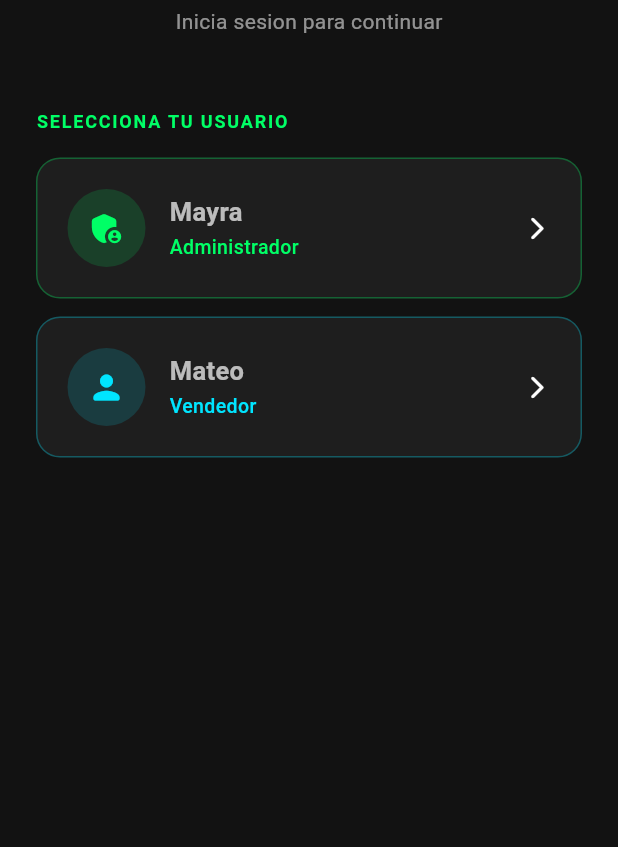
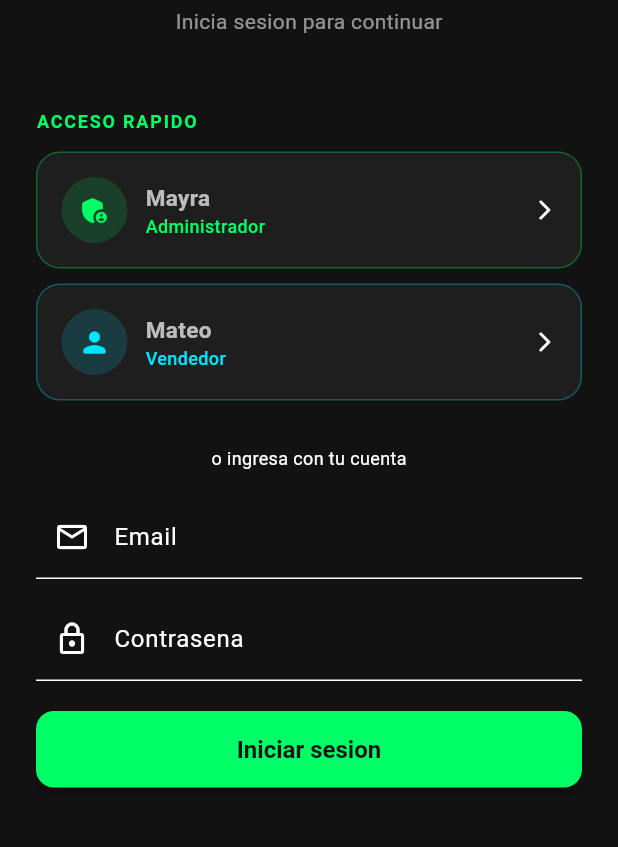
Before and after one commit to ccamilor/super_motos, a Flutter app: the screen it shows after launch, on a phone screen of 412 x 824 dp, the part 276-1123 px from its top. Run offline on Flutter 3.47's test engine with Material 3 defaults, Android fonts, the phone set to English and light mode, and no system bars; our stand-ins replace csv, file_picker, isar, supabase_flutter, web; accounts and stored records are empty; generated files the repository leaves out were written again.

Commit message:
chore: add supabase_flutter + SupabaseService + update AGP to 8.9.1

```diff
--- /dev/null
+++ b/lib/core/services/supabase_service.dart
@@ -0,0 +1,67 @@
+import 'package:supabase_flutter/supabase_flutter.dart';
+import 'package:super_motos/core/enums/rol_usuario.dart';
+import 'package:super_motos/features/auth/domain/entities/usuario.dart';
+
+class SupabaseService {
+  SupabaseService._();
+  static final SupabaseService instance = SupabaseService._();
+
+  late final SupabaseClient _client;
+  bool _initialized = false;
+
+  SupabaseClient get client => _client;
+
+  static const String _supabaseUrl = 'https://skybcdetpah1btakusyf.supabase.co';
+  static const String _supabaseAnonKey = 'eyJhbGciOiJIUzI1NiIsInR5cCI6IkpXVCJ9.eyJpc3MiOiJzdXBhYmFzZSIsInJlZiI6InNreWJjZGV0cGFobGJ0YWt1c3lmIiwicm9sZSI6ImFub24iLCJpYXQiOjE3ODA1MTk3OTQsImV4cCI6MjA5NjA5NTc5NH0.QSPTCMpf1vlvEgVzgFDSDTm_lGk7Fa_VZr3zh_hzeDc';
+
+  Future<void> init() async {
+    if (_initialized) return;
+    await Supabase.initialize(url: _supabaseUrl, anonKey: _supabaseAnonKey);
+    _client = Supabase.instance.client;
+    _initialized = true;
+  }
+
+  bool get isAuthenticated => _client.auth.currentUser != null;
+
+  Future<Usuario?> signInWithEmail(String email, String password) async {
+    final response = await _client.auth.signInWithPassword(
+      email: email,
+      password: password,
+    );
+    if (response.user == null) return null;
+    return _getUsuarioFromUser(response.user!);
+  }
+
+  Future<Usuario?> signUp(String email, String password, String nombre, String rol) async {
+    final response = await _client.auth.signUp(
+      email: email,
+      password: password,
+      data: {
+        'nombre': nombre,
+        'rol': rol,
+      },
+    );
+    if (response.user == null) return null;
+    return _getUsuarioFromUser(response.user!);
+  }
+
+  Future<void> signOut() async {
+    await _client.auth.signOut();
+  }
+
+  Future<Usuario?> getCurrentUser() async {
+    final user = _client.auth.currentUser;
+    if (user == null) return null;
+    return _getUsuarioFromUser(user);
+  }
+
+  Usuario _getUsuarioFromUser(User user) {
+    final rolStr = user.userMetadata?['rol'] as String? ?? 'vendedor';
+    return Usuario(
+      id: int.tryParse(user.id.substring(0, 8), radix: 16) ?? 0,
+      nombre: user.userMetadata?['nombre'] as String? ?? user.email ?? 'Usuario',
+      email: user.email ?? '',
+      rol: rolStr == 'admin' ? RolUsuario.admin : RolUsuario.vendedor,
+    );
+  }
+}
--- a/lib/features/auth/presentation/pages/login_page.dart
+++ b/lib/features/auth/presentation/pages/login_page.dart
@@ -1,20 +1,81 @@
 import 'package:flutter/material.dart';
 import 'package:super_motos/core/enums/rol_usuario.dart';
 import 'package:super_motos/core/services/auth_session.dart';
+import 'package:super_motos/core/services/supabase_service.dart';
 import 'package:super_motos/features/auth/domain/entities/usuario.dart';
 
-class LoginPage extends StatelessWidget {
+class LoginPage extends StatefulWidget {
   const LoginPage({super.key});
+
+  @override
+  State<LoginPage> createState() => _LoginPageState();
+}
+
+class _LoginPageState extends State<LoginPage> {
+  final _formKey = GlobalKey<FormState>();
+  final _emailCtrl = TextEditingController();
+  final _passwordCtrl = TextEditingController();
+  final _supabase = SupabaseService.instance;
+
+  bool _isLoading = false;
+  String? _errorMessage;
+
+  static const List<_QuickUser> _quickUsers = [
+    _QuickUser(email: 'mayra@supermotos.com', password: 'super_motos2024', nombre: 'Mayra', rol: RolUsuario.admin),
+    _QuickUser(email: 'mateo@supermotos.com', password: 'super_motos2024', nombre: 'Mateo', rol: RolUsuario.vendedor),
+  ];
+
+  @override
+  void dispose() {
+    _emailCtrl.dispose();
+    _passwordCtrl.dispose();
+    super.dispose();
+  }
+
+  Future<void> _loginWithQuickUser(_QuickUser user) async {
+    _emailCtrl.text = user.email;
+    _passwordCtrl.text = user.password;
+    await _login();
+  }
+
+  Future<void> _login() async {
+    if (!_formKey.currentState!.validate()) return;
+
+    setState(() {
+      _isLoading = true;
+      _errorMessage = null;
+    });
+
+    try {
+      final usuario = await _supabase.signInWithEmail(
+        _emailCtrl.text.trim(),
+        _passwordCtrl.text,
+      );
+
+      if (usuario == null) {
+        setState(() => _errorMessage = 'Credenciales inválidas');
+        return;
+      }
+
+      if (!mounted) return;
+      AuthSession.instance.setUsuario(usuario);
+      Navigator.of(context).pushReplacementNamed('/home');
+    } catch (e) {
+      if (!mounted) return;
+      setState(() => _errorMessage = 'Error al iniciar sesión: ${e.toString()}');
+    } finally {
+      if (mounted) setState(() => _isLoading = false);
+    }
+  }
 
   @override
   Widget build(BuildContext context) {
     final theme = Theme.of(context);
     final colorScheme = theme.colorScheme;
-    final users = AuthSession.instance.hardcodedUsers;
 
     return Scaffold(
       body: SafeArea(
-        child: Padding(
+        child: SingleChildScrollView(
           padding: const EdgeInsets.symmetric(horizontal: 24),
           child: Column(
             crossAxisAlignment: CrossAxisAlignment.start,
@@ -47,7 +108,7 @@ class LoginPage extends StatelessWidget {
               ),
               const SizedBox(height: 48),
               Text(
-                'SELECCIONA TU USUARIO',
+                'ACCESO RAPIDO',
                 style: TextStyle(
                   color: colorScheme.primary,
                   fontSize: 12,
@@ -55,11 +116,90 @@ class LoginPage extends StatelessWidget {
                   letterSpacing: 1.2,
                 ),
               ),
+              const SizedBox(height: 12),
+              ..._quickUsers.map((u) => Padding(
+                padding: const EdgeInsets.only(bottom: 10),
+                child: _QuickUserCard(user: u, onTap: () => _loginWithQuickUser(u)),
+              )),
+              const SizedBox(height: 20),
+              Center(
+                child: Text(
+                  'o ingresa con tu cuenta',
+                  style: TextStyle(color: colorScheme.outlineVariant, fontSize: 12),
+                ),
+              ),
               const SizedBox(height: 16),
-              ...users.map((u) => Padding(
-                padding: const EdgeInsets.only(bottom: 12),
-                child: _UserCard(usuario: u),
-              )),
+              Form(
+                key: _formKey,
+                child: Column(
+                  children: [
+                    TextFormField(
+                      controller: _emailCtrl,
+                      keyboardType: TextInputType.emailAddress,
+                      decoration: const InputDecoration(
+                        labelText: 'Email',
+                        hintText: 'tu@email.com',
+                        prefixIcon: Icon(Icons.email_outlined),
+                      ),
+                      validator: (v) =>
+                          (v == null || v.trim().isEmpty) ? 'El email es obligatorio' : null,
+                    ),
+                    const SizedBox(height: 12),
+                    TextFormField(
+                      controller: _passwordCtrl,
+                      obscureText: true,
+                      decoration: const InputDecoration(
+                        labelText: 'Contrasena',
+                        hintText: '********',
+                        prefixIcon: Icon(Icons.lock_outlined),
+                      ),
+                      validator: (v) =>
+                          (v == null || v.isEmpty) ? 'La contrasena es obligatoria' : null,
+                    ),
+                    if (_errorMessage != null) ...[
+                      const SizedBox(height: 12),
+                      Container(
+                        padding: const EdgeInsets.all(12),
+                        decoration: BoxDecoration(
+                          color: colorScheme.error.withValues(alpha: 0.1),
+                          borderRadius: BorderRadius.circular(8),
+                          border: Border.all(color: colorScheme.error.withValues(alpha: 0.3)),
+                        ),
+                        child: Row(
+                          children: [
+                            Icon(Icons.error_outline, color: colorScheme.error, size: 18),
+                            const SizedBox(width: 8),
+                            Expanded(
+                              child: Text(
+                                _errorMessage!,
+                                style: TextStyle(color: colorScheme.error, fontSize: 13),
+                              ),
+                            ),
+                          ],
+                        ),
+                      ),
+                    ],
+                    const SizedBox(height: 20),
+                    SizedBox(
+                      width: double.infinity,
+                      child: ElevatedButton(
+                        onPressed: _isLoading ? null : _login,
+                        style: ElevatedButton.styleFrom(
+                          padding: const EdgeInsets.symmetric(vertical: 16),
+                        ),
+                        child: _isLoading
+                            ? const SizedBox(
+                                width: 20,
+                                height: 20,
+                                child: CircularProgressIndicator(strokeWidth: 2),
+                              )
+                            : const Text('Iniciar sesion', style: TextStyle(fontWeight: FontWeight.bold)),
+                      ),
+                    ),
+                  ],
+                ),
+              ),
+              const SizedBox(height: 32),
             ],
           ),
         ),
@@ -68,22 +208,36 @@ class LoginPage extends StatelessWidget {
   }
 }
 
-class _UserCard extends StatelessWidget {
-  const _UserCard({required this.usuario});
+class _QuickUser {
+  final String email;
+  final String password;
+  final String nombre;
+  final RolUsuario rol;
 
-  final Usuario usuario;
+  const _QuickUser({
+    required this.email,
+    required this.password,
+    required this.nombre,
+    required this.rol,
+  });
+}
+
+class _QuickUserCard extends StatelessWidget {
+  const _QuickUserCard({required this.user, required this.onTap});
+
+  final _QuickUser user;
+  final VoidCallback onTap;
 
   @override
   Widget build(BuildContext context) {
-    final theme = Theme.of(context);
-    final colorScheme = theme.colorScheme;
-    final isAdmin = usuario.rol == RolUsuario.admin;
+    final colorScheme = Theme.of(context).colorScheme;
+    final isAdmin = user.rol == RolUsuario.admin;
 
     return InkWell(
-      onTap: () => _login(context),
+      onTap: onTap,
       borderRadius: BorderRadius.circular(16),
       child: Container(
-        padding: const EdgeInsets.all(20),
+        padding: const EdgeInsets.all(16),
         decoration: BoxDecoration(
           color: colorScheme.surface,
           borderRadius: BorderRadius.circular(16),
@@ -96,8 +250,8 @@ class _UserCard extends StatelessWidget {
         child: Row(
           children: [
             Container(
-              width: 52,
-              height: 52,
+              width: 44,
+              height: 44,
               decoration: BoxDecoration(
                 color: (isAdmin ? colorScheme.primary : colorScheme.secondary)
                     .withValues(alpha: 0.15),
@@ -106,27 +260,23 @@ class _UserCard extends StatelessWidget {
               child: Icon(
                 isAdmin ? Icons.admin_panel_settings_rounded : Icons.person_rounded,
                 color: isAdmin ? colorScheme.primary : colorScheme.secondary,
-                size: 26,
+                size: 22,
               ),
             ),
-            const SizedBox(width: 16),
+            const SizedBox(width: 12),
             Expanded(
               child: Column(
                 crossAxisAlignment: CrossAxisAlignment.start,
                 children: [
                   Text(
-                    usuario.nombre,
-                    style: const TextStyle(
-                      fontSize: 17,
-                      fontWeight: FontWeight.bold,
-                    ),
+                    user.nombre,
+                    style: const TextStyle(fontSize: 15, fontWeight: FontWeight.bold),
                   ),
-                  const SizedBox(height: 2),
                   Text(
                     isAdmin ? 'Administrador' : 'Vendedor',
                     style: TextStyle(
                       color: isAdmin ? colorScheme.primary : colorScheme.secondary,
-                      fontSize: 13,
+                      fontSize: 12,
                       fontWeight: FontWeight.w500,
                     ),
                   ),
@@ -136,16 +286,11 @@ class _UserCard extends StatelessWidget {
             Icon(
               Icons.arrow_forward_ios_rounded,
               color: colorScheme.outlineVariant,
-              size: 18,
+              size: 16,
             ),
           ],
         ),
       ),
     );
   }
-
-  void _login(BuildContext context) {
-    AuthSession.instance.setUsuario(usuario);
-    Navigator.of(context).pushReplacementNamed('/home');
-  }
 }
--- a/lib/main.dart
+++ b/lib/main.dart
@@ -1,10 +1,12 @@
 import 'package:flutter/material.dart';
 import 'package:super_motos/core/database/isar_service.dart';
+import 'package:super_motos/core/services/supabase_service.dart';
 import 'package:super_motos/core/theme/app_theme.dart';
 import 'package:super_motos/features/auth/presentation/widgets/auth_wrapper.dart';
 
 void main() async {
   WidgetsFlutterBinding.ensureInitialized();
+  await SupabaseService.instance.init();
   final isarService = IsarService();
   await isarService.init();
 
--- a/pubspec.yaml
+++ b/pubspec.yaml
@@ -35,6 +35,7 @@ dependencies:
   isar: ^3.1.0
   isar_flutter_libs: ^3.1.0
   path_provider: ^2.1.1
+  supabase_flutter: ^2.5.0
   web: ^1.1.0
 
 dev_dependencies:
```
Also changed, not shown: pubspec.lock, 6 other files.
